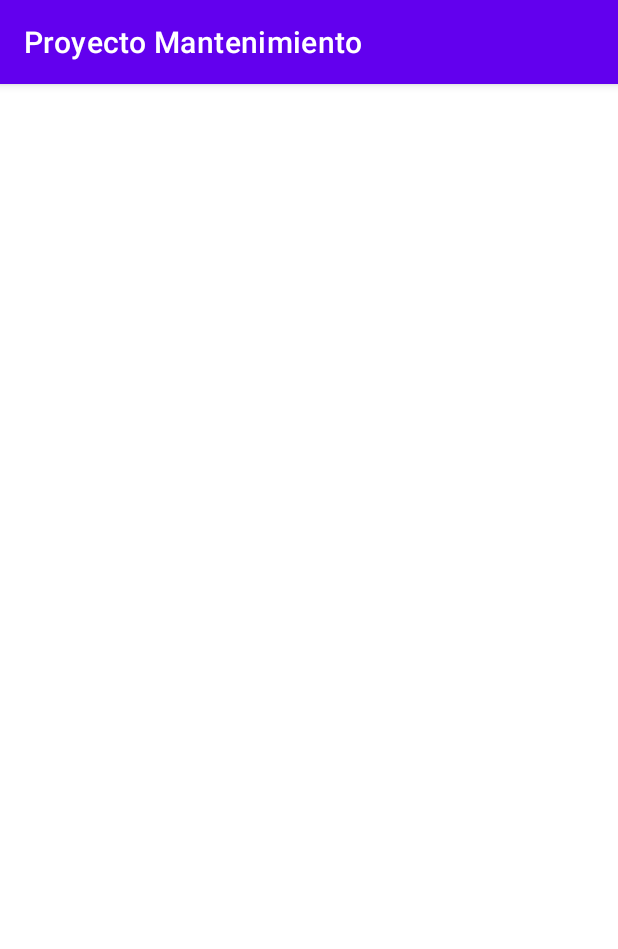
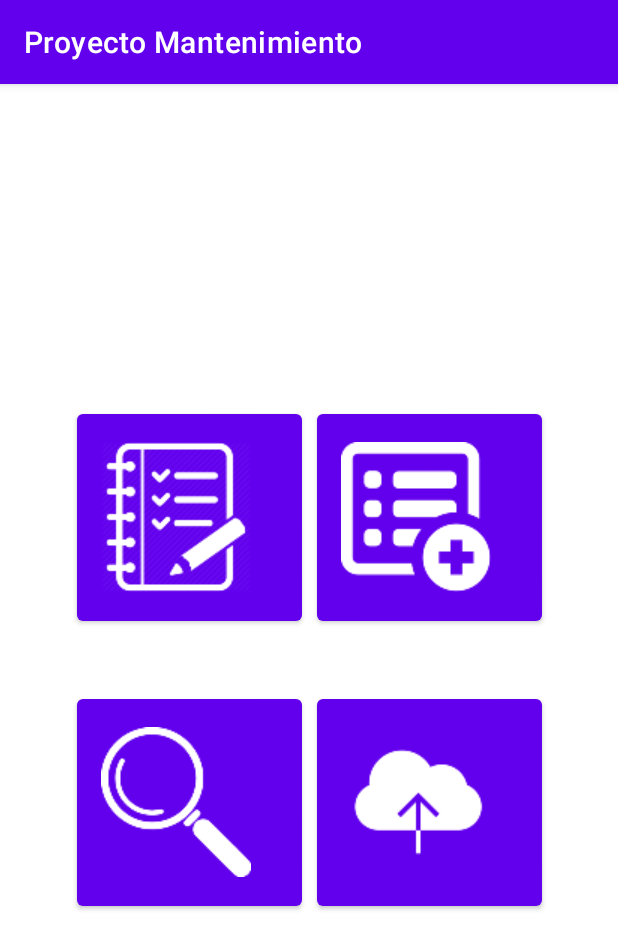
Before and after one commit to 19Scorpion85/Prueba-3, an Android app: the MainActivityMenu screen opened directly, with no data from a screen before it, on a phone screen of 412 x 824 dp. Shown: the top 949 px of the screen. Run offline under Robolectric (Android 15) with nearby library versions, the phone set to English and light mode, and no system bars.

Commit message:
Version 2

```diff
--- a/app/src/main/res/layout/activity_main_menu.xml
+++ b/app/src/main/res/layout/activity_main_menu.xml
@@ -6,4 +6,67 @@
     android:layout_height="match_parent"
     tools:context=".MainActivityMenu">
 
+    <Button
+        android:id="@+id/btnMant"
+        android:layout_width="150dp"
+        android:layout_height="150dp"
+        android:layout_marginStart="100dp"
+        android:layout_marginLeft="100dp"
+        android:layout_marginTop="400dp"
+        android:layout_marginBottom="20dp"
+        app:icon="@drawable/listacheck3"
+        app:layout_constraintBottom_toTopOf="@+id/btnLista"
+        app:layout_constraintEnd_toStartOf="@+id/btnRegistro"
+        app:layout_constraintStart_toStartOf="parent"
+        app:layout_constraintTop_toTopOf="parent" />
+
+    <Button
+        android:id="@+id/btnRegistro"
+        android:layout_width="150dp"
+        android:layout_height="150dp"
+        android:layout_marginStart="10dp"
+        android:layout_marginLeft="10dp"
+        android:layout_marginTop="400dp"
+        android:layout_marginEnd="100dp"
+        android:layout_marginRight="100dp"
+        android:layout_marginBottom="20dp"
+        app:icon="@drawable/agregar"
+        app:layout_constraintBottom_toTopOf="@+id/btnDescarga"
+        app:layout_constraintEnd_toEndOf="parent"
+        app:layout_constraintStart_toEndOf="@+id/btnMant"
+        app:layout_constraintTop_toTopOf="parent" />
+
+    <Button
+        android:id="@+id/btnLista"
+        android:layout_width="150dp"
+        android:layout_height="150dp"
+        android:layout_marginStart="100dp"
+        android:layout_marginLeft="100dp"
+        android:layout_marginTop="20dp"
+        android:layout_marginBottom="400dp"
+        app:icon="@drawable/buscar"
+        app:layout_constraintBottom_toBottomOf="parent"
+        app:layout_constraintEnd_toStartOf="@+id/btnDescarga"
+        app:layout_constraintHorizontal_bias="0.53"
+        app:layout_constraintStart_toStartOf="parent"
+        app:layout_constraintTop_toBottomOf="@+id/btnMant"
+        app:layout_constraintVertical_bias="0.244" />
+
+    <Button
+        android:id="@+id/btnDescarga"
+        android:layout_width="150dp"
+        android:layout_height="150dp"
+        android:layout_marginStart="10dp"
+        android:layout_marginLeft="10dp"
+        android:layout_marginTop="20dp"
+        android:layout_marginEnd="100dp"
+        android:layout_marginRight="100dp"
+        android:layout_marginBottom="400dp"
+        app:icon="@drawable/nube"
+        app:layout_constraintBottom_toBottomOf="parent"
+        app:layout_constraintEnd_toEndOf="parent"
+        app:layout_constraintStart_toEndOf="@+id/btnLista"
+        app:layout_constraintTop_toBottomOf="@+id/btnRegistro"
+        app:layout_constraintVertical_bias="0.243" />
+
 </androidx.constraintlayout.widget.ConstraintLayout>
```
Also changed, not shown: app/src/main/res/drawable-small/agregar.png (added), app/src/main/res/drawable-small/buscar.png (added), app/src/main/res/drawable-small/icono_mant.png (added), app/src/main/res/drawable-small/icono_motor.png (added), app/src/main/res/drawable-small/iconomant.png (added), app/src/main/res/drawable-small/listacheck3.png (added), app/src/main/res/drawable-small/listacheq.png (added), app/src/main/res/drawable-small/listacheq2.png (added), app/src/main/res/drawable-small/listcheck.png (added), app/src/main/res/drawable-small/nube.png (added), 9 other files.
